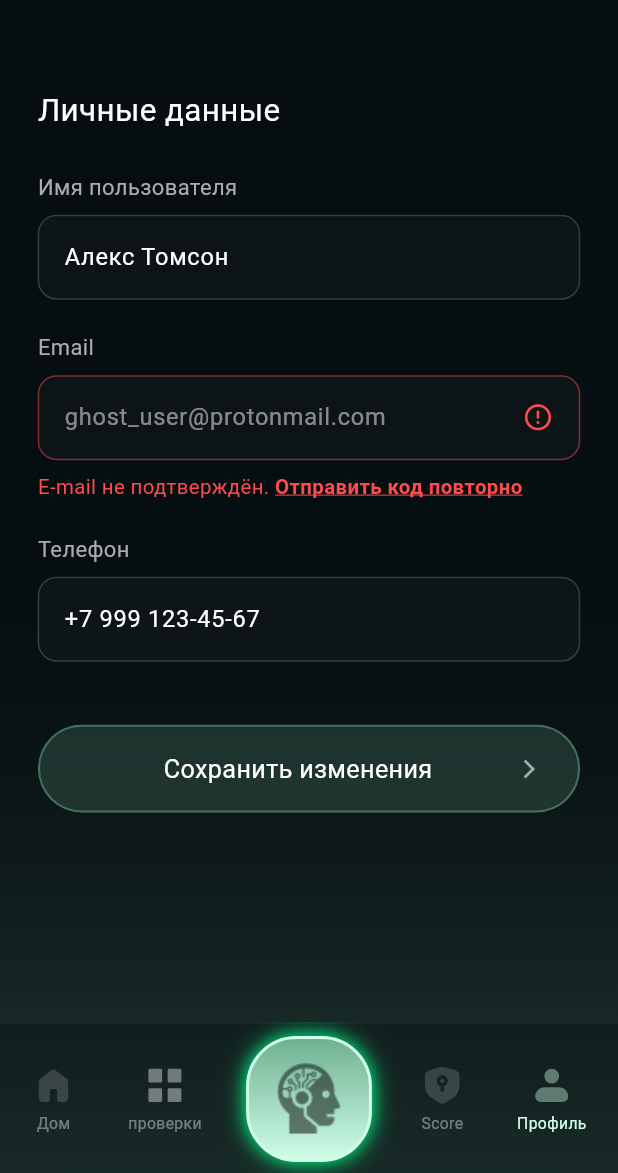
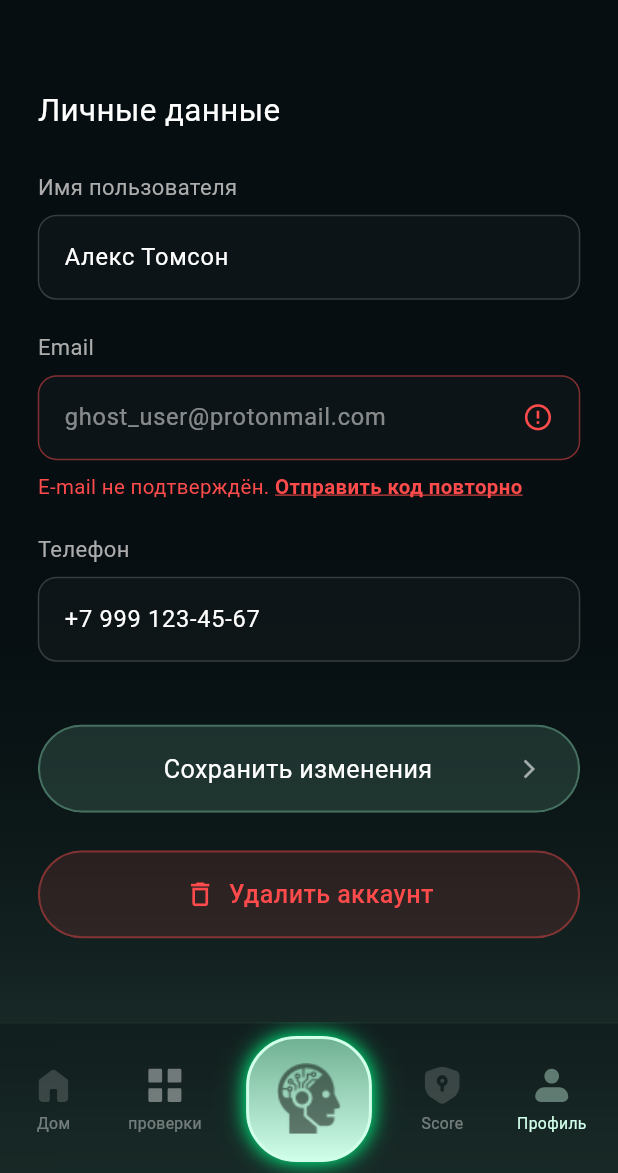
Before and after one commit to polinaMos01/argus_flutter, a Flutter app: the EditProfileScreen screen opened by its route, on a phone screen of 412 x 824 dp, the part 63-1236 px from its top. Run offline on Flutter 3.47's test engine with Material 3 defaults, Android fonts, the phone set to English and light mode, and no system bars; our stand-ins replace file_picker, flutter_svg, go_router; Roboto replaces fonts that are missing (GoogleSans); project files that could hold a hidden picture were left out.

Commit message:
Add Delete Account button with confirmation dialog

```diff
--- a/lib/screens/profile/edit_profile_screen.dart
+++ b/lib/screens/profile/edit_profile_screen.dart
@@ -2,6 +2,7 @@ import 'dart:ui';
 import 'package:flutter/material.dart';
 import 'package:go_router/go_router.dart';
 import '../../widgets/app_toast.dart';
+import '../../widgets/bouncy_button.dart';
 import '../auth/email_confirm_screen.dart';
 
 class EditProfileScreen extends StatefulWidget {
@@ -161,6 +162,48 @@ class _EditProfileScreenState extends State<EditProfileScreen> {
                   ),
                 ),
               ),
+              SizedBox(height: 24 * s),
+
+              // Delete Account Button
+              BouncyButton(
+                onTap: () => _showDeleteAccountDialog(context, s),
+                child: ClipRRect(
+                  borderRadius: BorderRadius.circular(31 * s),
+                  child: BackdropFilter(
+                    filter: ImageFilter.blur(sigmaX: 6.85, sigmaY: 6.85),
+                    child: Container(
+                      width: double.infinity,
+                      height: 56 * s,
+                      padding: EdgeInsets.symmetric(horizontal: 24 * s),
+                      decoration: BoxDecoration(
+                        color: const Color(0xFFFF4B4B).withOpacity(0.12),
+                        borderRadius: BorderRadius.circular(31 * s),
+                        border: Border.all(
+                          color: const Color(0xFFFF4B4B).withOpacity(0.40),
+                          width: 1.5,
+                        ),
+                      ),
+                      child: Row(
+                        mainAxisAlignment: MainAxisAlignment.center,
+                        children: [
+                          Icon(Icons.delete_outline, color: const Color(0xFFFF4B4B), size: 20 * s),
+                          SizedBox(width: 8 * s),
+                          Text(
+                            'Удалить аккаунт',
+                            style: TextStyle(
+                              fontFamily: 'GoogleSans',
+                              color: const Color(0xFFFF4B4B),
+                              fontSize: 16 * s,
+                              fontWeight: FontWeight.w500,
+                            ),
+                          ),
+                        ],
+                      ),
+                    ),
+                  ),
+                ),
+              ),
+
               SizedBox(height: 120 * s),
             ],
           ),
@@ -228,4 +271,70 @@ class _EditProfileScreenState extends State<EditProfileScreen> {
       ),
     );
   }
+
+  void _showDeleteAccountDialog(BuildContext context, double s) {
+    showDialog(
+      context: context,
+      builder: (ctx) => AlertDialog(
+        backgroundColor: const Color(0xFF0C141D),
+        shape: RoundedRectangleBorder(
+          borderRadius: BorderRadius.circular(20 * s),
+          side: BorderSide(color: const Color(0xFFFF4B4B).withOpacity(0.3), width: 1),
+        ),
+        title: Text(
+          'Удалить аккаунт?',
+          style: TextStyle(
+            fontFamily: 'GoogleSans',
+            color: Colors.white,
+            fontSize: 18 * s,
+            fontWeight: FontWeight.w600,
+          ),
+        ),
+        content: Text(
+          'Все ваши данные, история проверок и настройки будут безвозвратно удалены из системы. Это действие нельзя отменить.',
+          style: TextStyle(
+            fontFamily: 'GoogleSans',
+            color: Colors.white70,
+            fontSize: 14 * s,
+            height: 1.4,
+          ),
+        ),
+        actions: [
+          TextButton(
+            onPressed: () => Navigator.pop(ctx),
+            child: Text(
+              'Отмена',
+              style: TextStyle(
+                fontFamily: 'GoogleSans',
+                color: Colors.white54,
+                fontSize: 14 * s,
+              ),
+            ),
+          ),
+          ElevatedButton(
+            style: ElevatedButton.styleFrom(
+              backgroundColor: const Color(0xFFFF4B4B),
+              shape: RoundedRectangleBorder(
+                borderRadius: BorderRadius.circular(10 * s),
+              ),
+            ),
+            onPressed: () {
+              Navigator.pop(ctx);
+              showAppToast(context, 'Аккаунт успешно удалён');
+              context.go('/welcome');
+            },
+            child: Text(
+              'Удалить',
+              style: TextStyle(
+                fontFamily: 'GoogleSans',
+                color: Colors.white,
+                fontSize: 14 * s,
+                fontWeight: FontWeight.w600,
+              ),
+            ),
+          ),
+        ],
+      ),
+    );
+  }
 }
```
